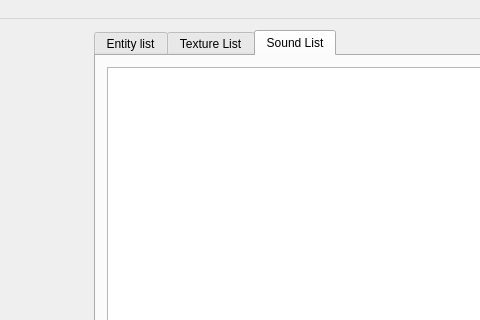
Before: the Qt Designer form MainWindow.ui in AndreyTulyakov/LightRabbit-Clipsed, drawn with Qt 5; both pictures show x 206 to 686 and y 0 to 320 of the 1000 by 640 pixel window.
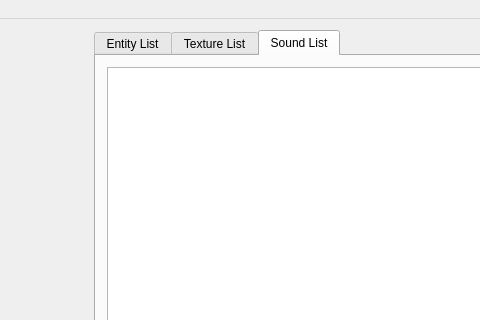
After: the same form once the commit is applied. The open tabs and pages were chosen to show the change. Icons and pictures are not drawn.

Diff of the .ui file:
```diff
--- a/MainWindow.ui
+++ b/MainWindow.ui
@@ -70,7 +70,7 @@
       </property>
       <widget class="QWidget" name="tab_0">
        <attribute name="title">
-        <string>Entity list</string>
+        <string>Entity List</string>
        </attribute>
        <layout class="QGridLayout" name="gridLayout_4">
         <item row="3" column="0">
```
Left out of the diff: 6 changed lines with no effect on the pictures.
